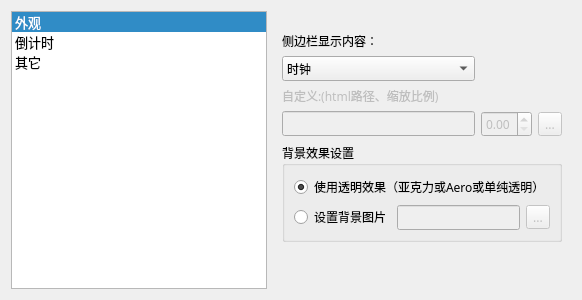
The window that setting.ui (LYXOfficial/uClock) describes before a commit, drawn with Qt 5.
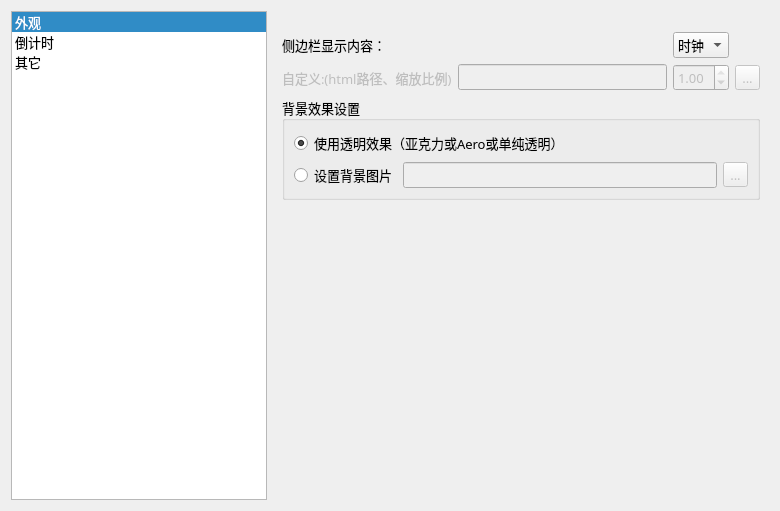
The same window after the commit.

```diff
--- a/setting.ui
+++ b/setting.ui
@@ -6,13 +6,14 @@
    <rect>
     <x>0</x>
     <y>0</y>
-    <width>415</width>
-    <height>300</height>
+    <width>780</width>
+    <height>511</height>
    </rect>
   </property>
   <property name="font">
    <font>
     <family>萍方0</family>
+    <pointsize>10</pointsize>
    </font>
   </property>
   <property name="windowTitle">
@@ -22,7 +23,7 @@
    <item row="0" column="0" rowspan="3">
     <widget class="QListWidget" name="menu">
      <property name="sizePolicy">
-      <sizepolicy hsizetype="Fixed" vsizetype="Expanding">
+      <sizepolicy hsizetype="Preferred" vsizetype="Expanding">
        <horstretch>0</horstretch>
        <verstretch>0</verstretch>
       </sizepolicy>
@@ -66,29 +67,6 @@
      </property>
      <widget class="QWidget" name="page_3">
       <layout class="QGridLayout" name="gridLayout_2">
-       <item row="3" column="3">
-        <widget class="QToolButton" name="toolButton">
-         <property name="enabled">
-          <bool>false</bool>
-         </property>
-         <property name="text">
-          <string>...</string>
-         </property>
-        </widget>
-       </item>
-       <item row="3" column="2">
-        <widget class="QDoubleSpinBox" name="doubleSpinBox">
-         <property name="enabled">
-          <bool>false</bool>
-         </property>
-         <property name="maximum">
-          <double>1.000000000000000</double>
-         </property>
-         <property name="singleStep">
-          <double>0.010000000000000</double>
-         </property>
-        </widget>
-       </item>
        <item row="4" column="0" colspan="4">
         <widget class="QGroupBox" name="groupBox">
          <property name="title">
@@ -142,35 +120,6 @@
          </property>
         </widget>
        </item>
-       <item row="3" column="0" colspan="2">
-        <widget class="QLineEdit" name="lineEdit">
-         <property name="enabled">
-          <bool>false</bool>
-         </property>
-         <property name="readOnly">
-          <bool>true</bool>
-         </property>
-        </widget>
-       </item>
-       <item row="1" column="0" colspan="2">
-        <widget class="QComboBox" name="comboBox">
-         <item>
-          <property name="text">
-           <string>时钟</string>
-          </property>
-         </item>
-         <item>
-          <property name="text">
-           <string>日历</string>
-          </property>
-         </item>
-         <item>
-          <property name="text">
-           <string>其它</string>
-          </property>
-         </item>
-        </widget>
-       </item>
        <item row="8" column="0" colspan="4">
         <spacer name="verticalSpacer">
          <property name="orientation">
@@ -184,7 +133,7 @@
          </property>
         </spacer>
        </item>
-       <item row="2" column="0">
+       <item row="1" column="0">
         <widget class="QLabel" name="label_2">
          <property name="enabled">
           <bool>false</bool>
@@ -194,6 +143,64 @@
          </property>
         </widget>
        </item>
+       <item row="1" column="1">
+        <widget class="QLineEdit" name="lineEdit">
+         <property name="enabled">
+          <bool>false</bool>
+         </property>
+         <property name="readOnly">
+          <bool>true</bool>
+         </property>
+        </widget>
+       </item>
+       <item row="1" column="2">
+        <widget class="QDoubleSpinBox" name="doubleSpinBox">
+         <property name="enabled">
+          <bool>false</bool>
+         </property>
+         <property name="minimum">
+          <double>0.010000000000000</double>
+         </property>
+         <property name="maximum">
+          <double>1.000000000000000</double>
+         </property>
+         <property name="singleStep">
+          <double>0.010000000000000</double>
+         </property>
+         <property name="value">
+          <double>1.000000000000000</double>
+         </property>
+        </widget>
+       </item>
+       <item row="1" column="3">
+        <widget class="QToolButton" name="toolButton">
+         <property name="enabled">
+          <bool>false</bool>
+         </property>
+         <property name="text">
+          <string>...</string>
+         </property>
+        </widget>
+       </item>
+       <item row="0" column="2">
+        <widget class="QComboBox" name="comboBox">
+         <item>
+          <property name="text">
+           <string>时钟</string>
+          </property>
+         </item>
+         <item>
+          <property name="text">
+           <string>日历</string>
+          </property>
+         </item>
+         <item>
+          <property name="text">
+           <string>其它</string>
+          </property>
+         </item>
+        </widget>
+       </item>
       </layout>
      </widget>
      <widget class="QWidget" name="page_4">
```
Left out of the diff: 26 changed lines with no effect on the pictures.
